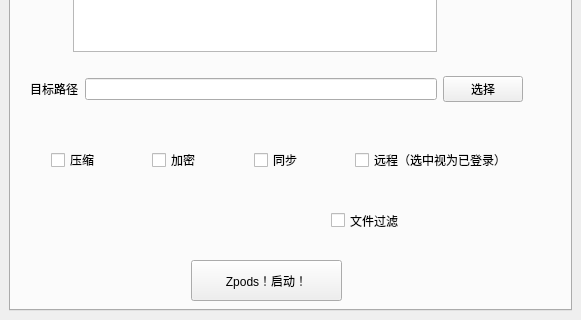
wenli7363/Zpods, file network/client/gui/mainwindow.ui: the form before one commit; both pictures show x 0 to 581 and y 225 to 545 of the 581 by 545 pixel window.
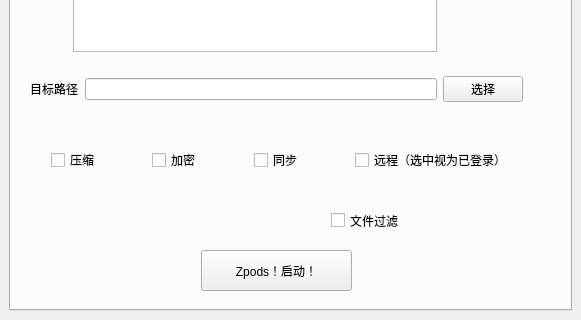
The form after the commit. The open tabs and pages were chosen to show the change. Custom widgets are drawn as their Qt base class.

```diff
--- a/network/client/gui/mainwindow.ui
+++ b/network/client/gui/mainwindow.ui
@@ -2,6 +2,9 @@
 <ui version="4.0">
  <class>MainWindow</class>
  <widget class="QMainWindow" name="MainWindow">
+  <property name="enabled">
+   <bool>true</bool>
+  </property>
   <property name="geometry">
    <rect>
     <x>0</x>
@@ -91,8 +94,8 @@
        <widget class="QPushButton" name="startBtn">
         <property name="geometry">
          <rect>
-          <x>180</x>
-          <y>450</y>
+          <x>190</x>
+          <y>440</y>
           <width>151</width>
           <height>41</height>
          </rect>
```
Left out of the diff: 2 changed lines with no effect on the pictures.
